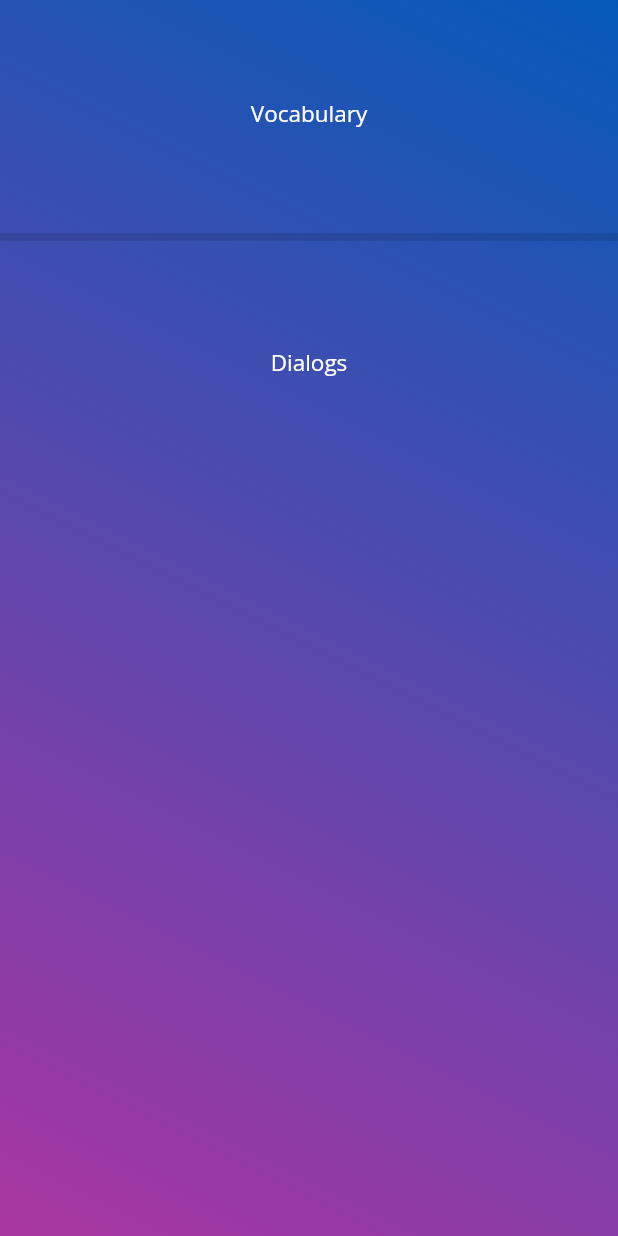
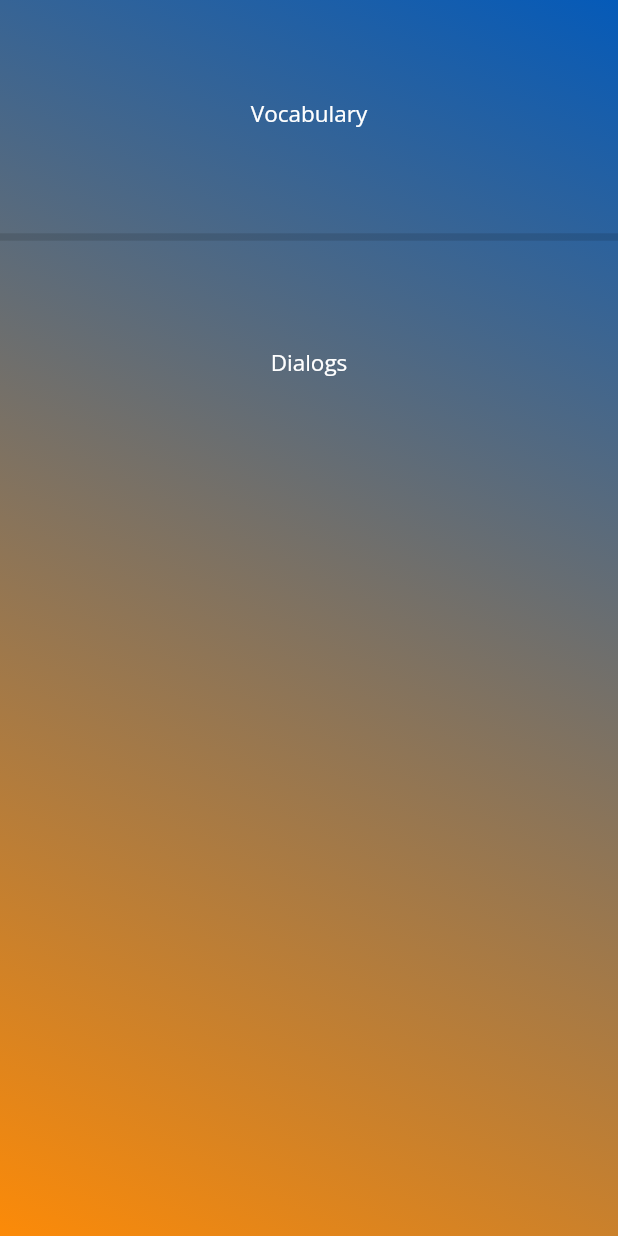
Before and after one commit to LisGein/LinguaShelf_mobile, a Flutter app: the screen it shows after launch, after a tap on "Супермаркет", on a phone screen of 412 x 824 dp. Run offline on Flutter 3.47's test engine with Material 2 defaults, Android fonts, the phone set to English and light mode, and no system bars; our stand-ins replace google_fonts.

```diff
--- a/lib/applicationstate.dart
+++ b/lib/applicationstate.dart
@@ -1,14 +1,14 @@
+import 'package:batut_de/tasksdata.dart';
 import 'package:flutter/cupertino.dart';
 
 import 'jsonreader.dart';
 
 class ApplicationState extends ChangeNotifier {
-  ApplicationState() {
-    init();
-  }
-  Future<void> init() async {
-
-  }
 
   var jsonReader = JsonReader();
+  Future<TaskData>? currentTaskData;
+
+  void loadDialog(String topic) {
+    currentTaskData = jsonReader.loadDialog(topic);
+  }
 }
--- a/lib/basepage.dart
+++ b/lib/basepage.dart
@@ -6,20 +6,21 @@ abstract class BasePage extends StatelessWidget {
   @override
   Widget build(BuildContext context) {
     return Scaffold(
-      body: Center(
-          child:  Container(
+      backgroundColor: Colors.transparent,
+      body: Container(
+          alignment: Alignment.center,
           decoration: const BoxDecoration(
             gradient: LinearGradient(
               begin: Alignment.topRight,
               end: Alignment.bottomLeft,
               colors: [
                 Color.fromARGB(250, 0, 87, 183),
-                    Color.fromARGB(250, 168, 50, 160),
+                Color.fromARGB(250, 252, 136, 3),
               ],
             )),
         child: buildBody(context)
         //SingleChildScrollView(child: buildBody(context)),,
-          )),
+      ),
     );
   }
 }
--- a/lib/jsonreader.dart
+++ b/lib/jsonreader.dart
@@ -17,8 +17,8 @@ class JsonReader {
     return topics;
   }
 
-  Future<TasksData> loadDialog(String topic) async {
-    var data = TasksData();
+  Future<TaskData> loadDialog(String topic) async {
+    var data = TaskData();
 
     var parsedJson = await _loadParsedJson('assets/texts/tasks.json');
     if (parsedJson != null && parsedJson[topic] != null
@@ -44,10 +44,8 @@ class JsonReader {
         }
       }
 
-      if (parsedJson[topic]["dialogs"]["vocabulary"] != null) {
-        for (var pair in parsedJson[topic]["dialogs"]["vocabulary"]) {
-          data.vocabulary.addEntries(pair);
-        }
+      if (parsedJson[topic]["vocabulary"] != null) {
+        data.vocabulary = Map.castFrom(parsedJson[topic]["vocabulary"]);
       }
     }
     return data;
--- a/lib/main.dart
+++ b/lib/main.dart
@@ -2,13 +2,13 @@ import 'package:batut_de/applicationstate.dart';
 import 'package:batut_de/topicchooserpage.dart';
 import 'package:batut_de/topictaskschooserpage.dart';
 import 'package:batut_de/unknownpage.dart';
+import 'package:batut_de/vocabularypage.dart';
 import 'package:flutter/material.dart';
 import 'package:provider/provider.dart';
 
 class MainWidget extends StatelessWidget {
   @override
   Widget build(BuildContext context) {
-
     const mainBlueColor = Color.fromARGB(255, 135, 174, 207);
     return MaterialApp(
       title: 'Batut.de',
@@ -16,10 +16,9 @@ class MainWidget extends StatelessWidget {
           backgroundColor: Colors.red,
           elevatedButtonTheme: ElevatedButtonThemeData(
               style: ElevatedButton.styleFrom(
-                primary: mainBlueColor,
-              ))),
-      onGenerateRoute: (settings)
-      {
+            primary: mainBlueColor,
+          ))),
+      onGenerateRoute: (settings) {
         if (settings.name == '/') {
           return MaterialPageRoute(
               builder: (context) => TopicChooserPage(), settings: settings);
@@ -30,22 +29,22 @@ class MainWidget extends StatelessWidget {
           var topic = uri.pathSegments[1].toString();
           if (uri.pathSegments.length == 2) {
             return MaterialPageRoute(
-              builder: (context) => TopicTasksChooserPage(topic:topic),
-              settings: settings);
+                builder: (context) => TopicTasksChooserPage(topic: topic),
+                settings: settings);
           } else if (uri.pathSegments.length == 3) {
-
-
+            if (uri.pathSegments[2].toString() == 'vocabulary') {
+              return MaterialPageRoute(
+                  builder: (context) => VocabularyPage(), settings: settings);
+            }
           }
         }
 
         return MaterialPageRoute(
-
             builder: (context) => UnknownPage(), settings: settings);
       },
     );
   }
 }
-
 
 void main() {
   runApp(
--- a/lib/tasksdata.dart
+++ b/lib/tasksdata.dart
@@ -2,7 +2,7 @@
 typedef VariantsOfPhrases = List<String>;
 
 
-class TasksData {
+class TaskData {
   List<VariantsOfPhrases> phrases = [];
   List<VariantsOfPhrases> translations = [];
   Map<String, String> vocabulary = {};
--- a/lib/topictaskschooserpage.dart
+++ b/lib/topictaskschooserpage.dart
@@ -9,20 +9,17 @@ import 'lslistwidget.dart';
 class TopicTasksChooserPage extends BasePage {
   TopicTasksChooserPage({required this.topic});
 
+  void init() {}
+
   String topic;
-  List<Map<String, String>> trainingParts = [{"vocabulary": "Vocabulary"}, {"dialogs": "Dialogs"}];
+  List<Map<String, String>> trainingParts = [
+    {"vocabulary": "Vocabulary"},
+    {"dialogs": "Dialogs"}
+  ];
 
   @override
   Widget buildBody(BuildContext context) {
-    return Consumer<ApplicationState>(builder: (context, appState, _) {
-      return FutureBuilder<dynamic>(
-          future: appState.jsonReader.loadDialog(topic),
-          builder: (BuildContext context, AsyncSnapshot<dynamic> dialog) {
-            if (dialog.hasData) {
-                return LsListWidget(data: trainingParts, routeName: "topic/" + topic);
-            }
-            return Text("No data");
-          });
-    });
+    Provider.of<ApplicationState>(context, listen: true).loadDialog(topic);//listen - rerender
+    return LsListWidget(data: trainingParts, routeName: "topic/" + topic);
   }
 }
```
Also changed, not shown: lib/vocabularypage.dart (added, +34 -0 lines). Lines whose indentation alone changed are shown as unchanged.
